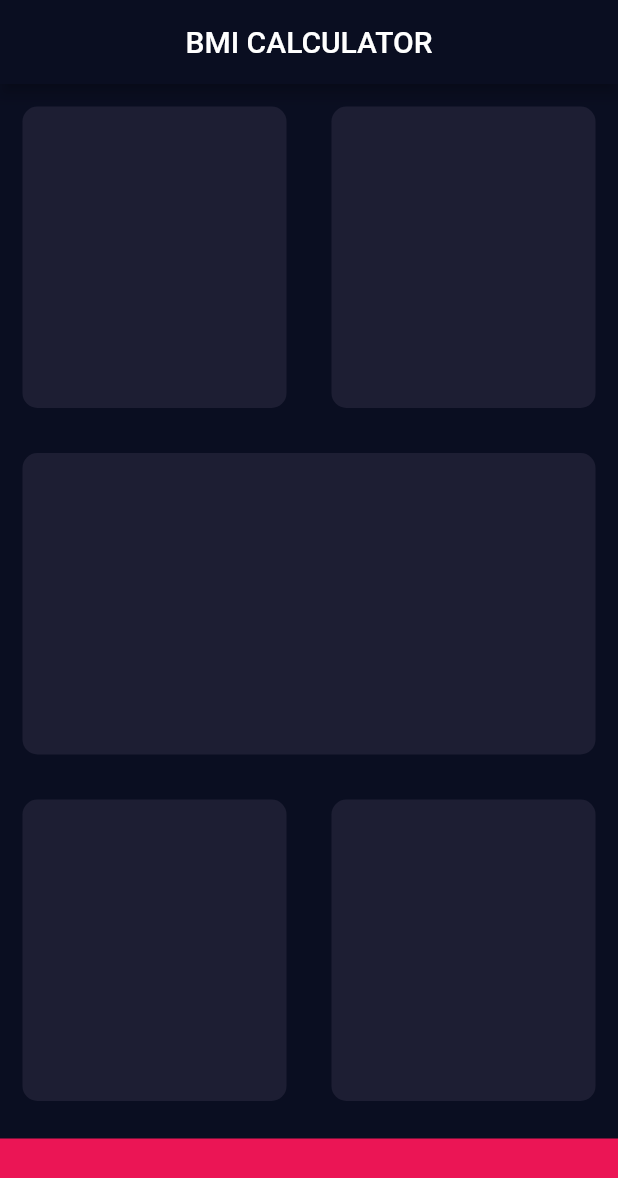
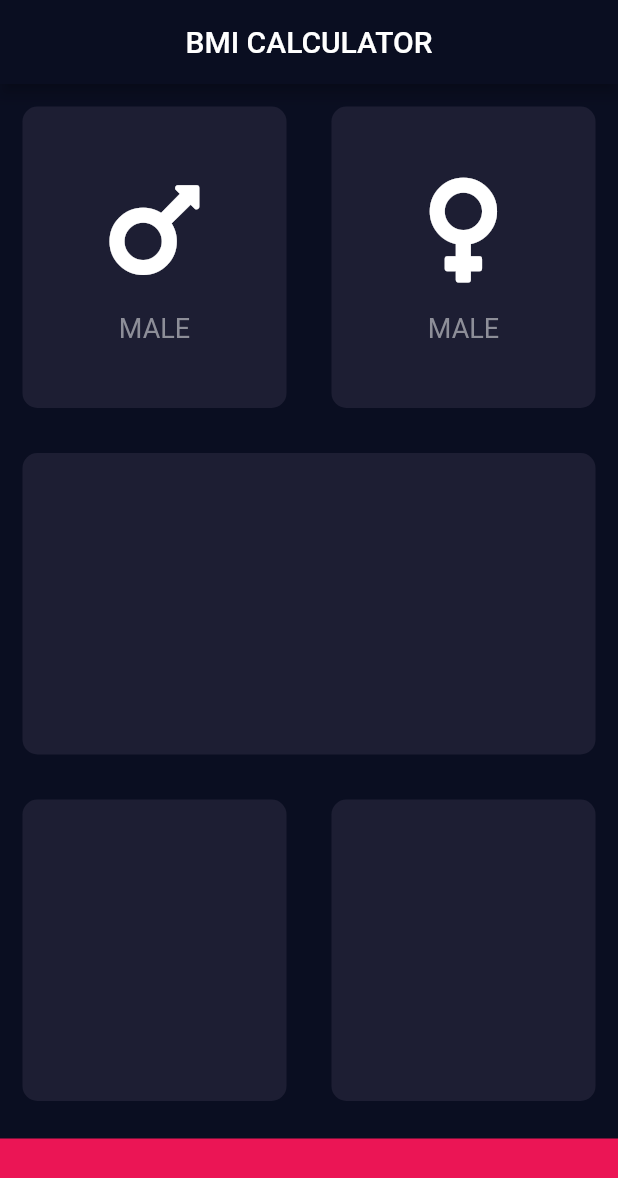
Before and after one commit to HamzaMihfad/bmi_calculator_flutter, a Flutter app: the screen it shows after launch, on a phone screen of 412 x 824 dp. Shown: the top 1178 px of the screen. Run offline on Flutter 3.47's test engine with Material 2 defaults, Android fonts, the phone set to English and light mode, and no system bars; our stand-ins replace font_awesome_flutter.

Commit message:
new files

```diff
--- /dev/null
+++ b/lib/icon_card.dart
@@ -0,0 +1,28 @@
+import 'package:flutter/material.dart';
+
+class IconCard extends StatelessWidget {
+  IconCard({this.icon, this.label});
+
+  final IconData icon;
+  final String label;
+
+  @override
+  Widget build(BuildContext context) {
+    return Column(
+      mainAxisSize: MainAxisSize.min,
+      children: [
+        Icon(
+          icon,
+          size: 80.0,
+        ),
+        SizedBox(
+          height: 15.0,
+        ),
+        Text(
+          label,
+          style: TextStyle(fontSize: 18.0, color: Color(0xff8d8e98)),
+        )
+      ],
+    );
+  }
+}
--- a/lib/input_page.dart
+++ b/lib/input_page.dart
@@ -1,4 +1,6 @@
 import 'package:flutter/material.dart';
+import 'package:font_awesome_flutter/font_awesome_flutter.dart';
+import 'icon_card.dart';
 
 const bottomContainerHeight = 65.0;
 const bottomContainerColor = Color(0xffeb1555);
@@ -23,10 +25,18 @@ class _InputPageState extends State<InputPage> {
             child: Row(
               children: [
                 Expanded(
-                  child: Card1(cardColor: cardColor),
+                  child: Card1(
+                    cardColor: cardColor,
+                    cardChild:
+                        IconCard(icon: FontAwesomeIcons.mars, label: 'MALE'),
+                  ),
                 ),
                 Expanded(
-                  child: Card1(cardColor: cardColor),
+                  child: Card1(
+                    cardColor: cardColor,
+                    cardChild:
+                        IconCard(icon: FontAwesomeIcons.venus, label: 'MALE'),
+                  ),
                 ),
               ],
             ),
@@ -48,7 +58,7 @@ class _InputPageState extends State<InputPage> {
           ),
           Container(
             color: bottomContainerColor,
-            margin: EdgeInsets.only(top: 10),
+            margin: EdgeInsets.only(top: 10.0),
             width: double.infinity,
             height: bottomContainerHeight,
           )
@@ -59,18 +69,20 @@ class _InputPageState extends State<InputPage> {
 }
 
 class Card1 extends StatelessWidget {
-  Card1({@required this.cardColor});
+  Card1({@required this.cardColor, this.cardChild});
 
   final Color cardColor;
+  final Widget cardChild;
 
   @override
   Widget build(BuildContext context) {
     return Container(
-      margin: EdgeInsets.all(15),
+      margin: EdgeInsets.all(15.0),
       decoration: BoxDecoration(
         color: cardColor,
-        borderRadius: BorderRadius.circular(10),
+        borderRadius: BorderRadius.circular(10.0),
       ),
+      child: Center(child: cardChild),
     );
   }
 }
--- a/pubspec.yaml
+++ b/pubspec.yaml
@@ -11,6 +11,7 @@ dependencies:
     sdk: flutter
 
   cupertino_icons: ^0.1.3
+  font_awesome_flutter: ^8.8.1
 
 dev_dependencies:
   flutter_test:
```
Also changed, not shown: pubspec.lock.
